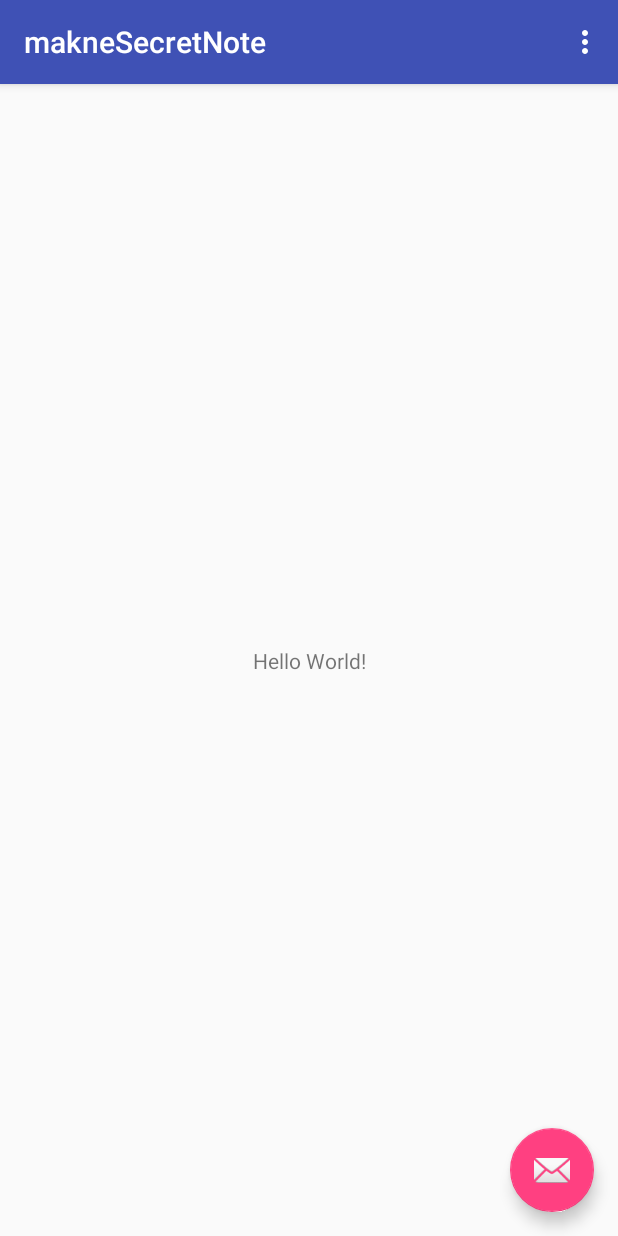
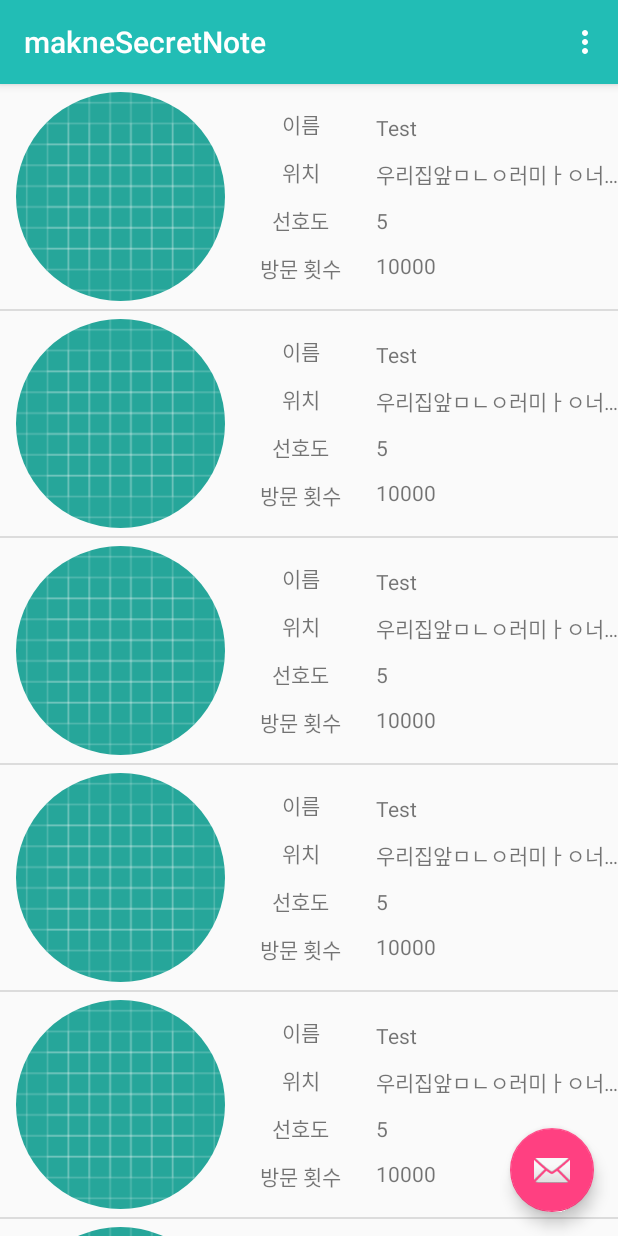
Before and after one commit to koocci/makne, an Android app: the screen it shows after launch (MainActivity), on a phone screen of 412 x 824 dp. Run offline under Robolectric (Android 15) with nearby library versions, the phone set to English and light mode, and no system bars; our stand-ins replace CircleImageView.

Commit message:
food market listview update

```diff
--- a/app/build.gradle
+++ b/app/build.gradle
@@ -19,6 +19,8 @@ android {
 }
 
 dependencies {
+    implementation 'de.hdodenhof:circleimageview:2.2.0'
+    implementation 'com.android.support:support-annotations:27.1.1'
     implementation fileTree(dir: 'libs', include: ['*.jar'])
     implementation 'com.android.support:appcompat-v7:26.1.0'
     implementation 'com.android.support.constraint:constraint-layout:1.1.2'
--- a/app/src/main/AndroidManifest.xml
+++ b/app/src/main/AndroidManifest.xml
@@ -1,6 +1,8 @@
 <?xml version="1.0" encoding="utf-8"?>
 <manifest xmlns:android="http://schemas.android.com/apk/res/android"
     package="io.github.koocci.maknesecretnote">
+
+    <uses-permission android:name="android.permission.INTERNET"/>
 
     <application
         android:allowBackup="true"
--- /dev/null
+++ b/app/src/main/java/io/github/koocci/maknesecretnote/Adapter/FoodMarketAdapter.java
@@ -0,0 +1,82 @@
+package io.github.koocci.maknesecretnote.Adapter;
+
+import android.content.Context;
+import android.support.annotation.Nullable;
+import android.view.LayoutInflater;
+import android.view.View;
+import android.view.ViewGroup;
+import android.widget.BaseAdapter;
+import android.widget.ImageView;
+import android.widget.TextView;
+
+import java.util.ArrayList;
+
+import io.github.koocci.maknesecretnote.DO.FoodMarketItem;
+import io.github.koocci.maknesecretnote.R;
+
+/**
+ * Created by gujinhyeon on 2018. 8. 24..
+ *
+ * 음식점 리스트 Adapter
+ *
+ */
+
+public class FoodMarketAdapter extends BaseAdapter {
+
+    private Context context;
+    private int layout;
+    private ArrayList<FoodMarketItem> items;
+    private LayoutInflater inflater;
+
+    public FoodMarketAdapter(Context context, int layout, ArrayList<FoodMarketItem> items) {
+        this.context = context;
+        this.layout = layout;
+        this.items = items;
+        inflater = (LayoutInflater) context.getSystemService(Context.LAYOUT_INFLATER_SERVICE);
+    }
+
+    @Override
+    public int getCount() {
+        return items.size();
+    }
+
+    @Override
+    public Object getItem(int position) {
+        return null;
+    }
+
+    @Override
+    public long getItemId(int position) {
+        return 0;
+    }
+
+    @Override
+    public View getView(int position, View convertView, ViewGroup parent) {
+        if (convertView == null) {
+            convertView = inflater.inflate(layout, parent, false);
+        }
+
+        ImageView thumb = convertView.findViewById(R.id.market_thumb);
+        thumb.setImageResource((items.get(position).getThumbnail()));
+
+        TextView name = convertView.findViewById(R.id.market_name);
+        name.setText(items.get(position).getName());
+
+        TextView loc = convertView.findViewById(R.id.market_loc);
+        loc.setText(items.get(position).getLoc());
+
+        TextView pref = convertView.findViewById(R.id.market_pref);
+        pref.setText(items.get(position).getPref() + "");
+
+        TextView cnt = convertView.findViewById(R.id.market_cnt);
+        cnt.setText(items.get(position).getCount() + "");
+
+        return convertView;
+    }
+
+    @Nullable
+    @Override
+    public CharSequence[] getAutofillOptions() {
+        return new CharSequence[0];
+    }
+}
--- /dev/null
+++ b/app/src/main/java/io/github/koocci/maknesecretnote/DO/FoodMarketItem.java
@@ -0,0 +1,69 @@
+package io.github.koocci.maknesecretnote.DO;
+
+/**
+ * Created by gujinhyeon on 2018. 8. 24..
+ *
+ * 음식점 리스트 아이템
+ *
+ * thumbnail : 썸네일
+ * name : 이름
+ * loc : 위치
+ * pref : 평균 선호도
+ * count : 방문 횟수
+ */
+
+public class FoodMarketItem {
+    private int thumbnail;
+    private String name;
+    private String loc;
+    private int pref;
+    private int count;
+
+    public FoodMarketItem(int thumbnail, String name, String loc, int pref, int count) {
+        this.thumbnail = thumbnail;
+        this.name = name;
+        this.loc = loc;
+        this.pref = pref;
+        this.count = count;
+    }
+
+    public int getThumbnail() {
+        return thumbnail;
+    }
+
+    public void setThumbnail(int thumbnail) {
+        this.thumbnail = thumbnail;
+    }
+
+    public String getName() {
+        return name;
+    }
+
+    public void setName(String name) {
+        this.name = name;
+    }
+
+    public String getLoc() {
+        return loc;
+    }
+
+    public void setLoc(String loc) {
+        this.loc = loc;
+    }
+
+    public int getPref() {
+        return pref;
+    }
+
+    public void setPref(int pref) {
+        this.pref = pref;
+    }
+
+    public int getCount() {
+        return count;
+    }
+
+    public void setCount(int count) {
+        this.count = count;
+    }
+}
--- a/app/src/main/java/io/github/koocci/maknesecretnote/MainActivity.java
+++ b/app/src/main/java/io/github/koocci/maknesecretnote/MainActivity.java
@@ -8,6 +8,12 @@ import android.support.v7.widget.Toolbar;
 import android.view.View;
 import android.view.Menu;
 import android.view.MenuItem;
+import android.widget.ListView;
+
+import java.util.ArrayList;
+
+import io.github.koocci.maknesecretnote.Adapter.FoodMarketAdapter;
+import io.github.koocci.maknesecretnote.DO.FoodMarketItem;
 
 public class MainActivity extends AppCompatActivity {
 
@@ -26,6 +32,28 @@ public class MainActivity extends AppCompatActivity {
                         .setAction("Action", null).show();
             }
         });
+
+        ListView listView = findViewById(R.id.list_view);
+        ArrayList<FoodMarketItem> items = new ArrayList<>();
+
+//        private int thumbnail;
+//        private String name;
+//        private String loc;
+//        private int pref;
+//        private int count;
+
+        for(int i = 1; i < 100; i++){
+            items.add(new FoodMarketItem(
+                    R.drawable.ic_launcher_background,
+                    "Test",
+                    "우리집앞ㅁㄴㅇ러미ㅏㅇ너라ㅣ먼ㅇ리ㅏ머이ㅏ러미ㅏㅇㄴ러",
+                    5,
+                    10000));
+        }
+
+        FoodMarketAdapter adapter = new FoodMarketAdapter(this, R.layout.food_market_item, items);
+
+        listView.setAdapter(adapter);
     }
 
     @Override
--- a/app/src/main/res/layout/content_main.xml
+++ b/app/src/main/res/layout/content_main.xml
@@ -1,5 +1,6 @@
 <?xml version="1.0" encoding="utf-8"?>
-<android.support.constraint.ConstraintLayout xmlns:android="http://schemas.android.com/apk/res/android"
+<LinearLayout
+    xmlns:android="http://schemas.android.com/apk/res/android"
     xmlns:app="http://schemas.android.com/apk/res-auto"
     xmlns:tools="http://schemas.android.com/tools"
     android:layout_width="match_parent"
@@ -8,13 +9,9 @@
     tools:context="io.github.koocci.maknesecretnote.MainActivity"
     tools:showIn="@layout/activity_main">
 
-    <TextView
-        android:layout_width="wrap_content"
-        android:layout_height="wrap_content"
-        android:text="Hello World!"
-        app:layout_constraintBottom_toBottomOf="parent"
-        app:layout_constraintLeft_toLeftOf="parent"
-        app:layout_constraintRight_toRightOf="parent"
-        app:layout_constraintTop_toTopOf="parent" />
+    <ListView
+        android:id="@+id/list_view"
+        android:layout_width="match_parent"
+        android:layout_height="wrap_content"/>
 
-</android.support.constraint.ConstraintLayout>
+</LinearLayout>
--- /dev/null
+++ b/app/src/main/res/layout/food_market_item.xml
@@ -0,0 +1,104 @@
+<?xml version="1.0" encoding="utf-8"?>
+<LinearLayout
+    xmlns:android="http://schemas.android.com/apk/res/android"
+    android:layout_width="match_parent"
+    android:layout_height="match_parent">
+
+    <de.hdodenhof.circleimageview.CircleImageView
+        android:padding="5dp"
+        android:id="@+id/market_thumb"
+        android:layout_weight="2"
+        android:layout_width="0dp"
+        android:layout_height="150dp"
+        android:src="@drawable/ic_launcher_background"/>
+
+    <LinearLayout
+        android:layout_weight="1"
+        android:layout_width="0dp"
+        android:layout_height="150dp"
+        android:orientation="vertical"
+        android:gravity="center">
+
+        <TextView
+            android:id="@+id/market_name_tag"
+            android:layout_width="wrap_content"
+            android:layout_height="wrap_content"
+            android:text="@string/market_name"
+            android:layout_marginTop="5dp"
+            android:layout_marginBottom="5dp"/>
+
+        <TextView
+            android:id="@+id/market_loc_tag"
+            android:layout_width="wrap_content"
+            android:layout_height="wrap_content"
+            android:text="@string/market_loc"
+            android:layout_marginTop="5dp"
+            android:layout_marginBottom="5dp"/>
+
+        <TextView
+            android:id="@+id/market_pref_tag"
+            android:layout_width="wrap_content"
+            android:layout_height="wrap_content"
+            android:text="@string/market_pref"
+            android:layout_marginTop="5dp"
+            android:layout_marginBottom="5dp"/>
+
+        <TextView
+            android:id="@+id/market_cnt_tag"
+            android:layout_width="wrap_content"
+            android:layout_height="wrap_content"
+            android:text="@string/market_cnt"
+            android:layout_marginTop="5dp"
+            android:layout_marginBottom="5dp"/>
+
+
+    </LinearLayout>
+
+    <LinearLayout
+        android:layout_marginLeft="10dp"
+        android:layout_weight="2"
+        android:layout_width="0dp"
+        android:layout_height="150dp"
+        android:orientation="vertical"
+        android:gravity="center_vertical">
+
+        <TextView
+            android:singleLine="true"
+            android:id="@+id/market_name"
+            android:layout_width="wrap_content"
+            android:layout_height="wrap_content"
+            android:text="@string/market_name"
+            android:layout_marginTop="5dp"
+            android:layout_marginBottom="5dp"/>
+
+        <TextView
+            android:singleLine="true"
+            android:id="@+id/market_loc"
+            android:layout_width="wrap_content"
+            android:layout_height="wrap_content"
+            android:text="@string/market_loc"
+            android:layout_marginTop="5dp"
+            android:layout_marginBottom="5dp"/>
+
+        <TextView
+            android:singleLine="true"
+            android:id="@+id/market_pref"
+            android:layout_width="wrap_content"
+            android:layout_height="wrap_content"
+            android:text="@string/market_pref"
+            android:layout_marginTop="5dp"
+            android:layout_marginBottom="5dp"/>
+
+        <TextView
+            android:singleLine="true"
+            android:id="@+id/market_cnt"
+            android:layout_width="wrap_content"
+            android:layout_height="wrap_content"
+            android:text="@string/market_cnt"
+            android:layout_marginTop="5dp"
+            android:layout_marginBottom="5dp"/>
+
+
+    </LinearLayout>
+
+</LinearLayout>
--- a/app/src/main/res/values/colors.xml
+++ b/app/src/main/res/values/colors.xml
@@ -1,6 +1,6 @@
 <?xml version="1.0" encoding="utf-8"?>
 <resources>
-    <color name="colorPrimary">#3F51B5</color>
-    <color name="colorPrimaryDark">#303F9F</color>
+    <color name="colorPrimary">#22BDB5</color>
+    <color name="colorPrimaryDark">#11ACA4</color>
     <color name="colorAccent">#FF4081</color>
 </resources>
--- a/app/src/main/res/values/strings.xml
+++ b/app/src/main/res/values/strings.xml
@@ -1,4 +1,8 @@
 <resources>
     <string name="app_name">makneSecretNote</string>
     <string name="action_settings">Settings</string>
+    <string name="market_name">이름</string>
+    <string name="market_loc">위치</string>
+    <string name="market_pref">선호도</string>
+    <string name="market_cnt">방문 횟수</string>
 </resources>
```
